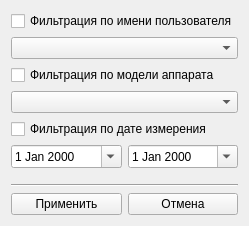
First picture: the form in usonicapp/forms/filter.ui, repository Kneshal/usonicApp, before the edit.
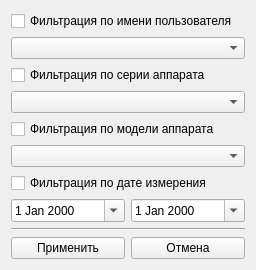
Second picture: the form after the edit.

Diff of the .ui file:
```diff
--- a/usonicapp/forms/filter.ui
+++ b/usonicapp/forms/filter.ui
@@ -6,8 +6,8 @@
    <rect>
     <x>0</x>
     <y>0</y>
-    <width>225</width>
-    <height>226</height>
+    <width>256</width>
+    <height>256</height>
    </rect>
   </property>
   <property name="windowTitle">
@@ -24,6 +24,16 @@
    <item>
     <widget class="QComboBox" name="user_combobox"/>
    </item>
+   <item>
+    <widget class="QCheckBox" name="series_checkbox">
+     <property name="text">
+      <string>Фильтрация по серии аппарата</string>
+     </property>
+    </widget>
+   </item>
+   <item>
+    <widget class="QComboBox" name="series_combobox"/>
+   </item>
    <item>
     <widget class="QCheckBox" name="devicemodel_checkbox">
      <property name="text">
```
